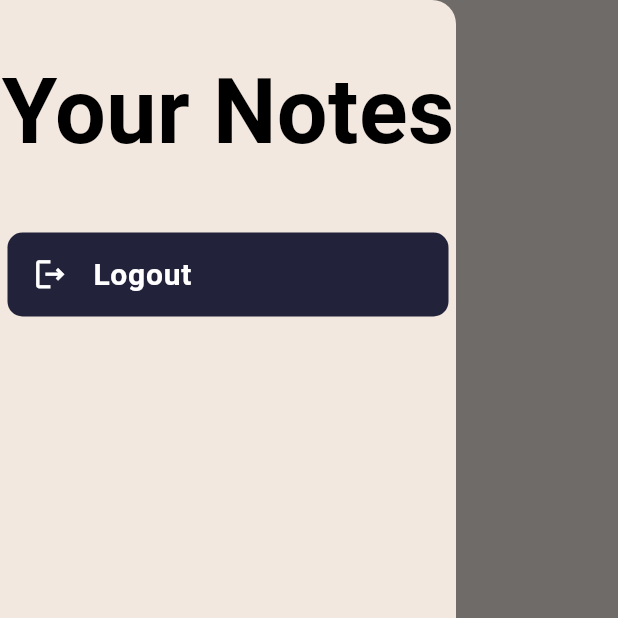
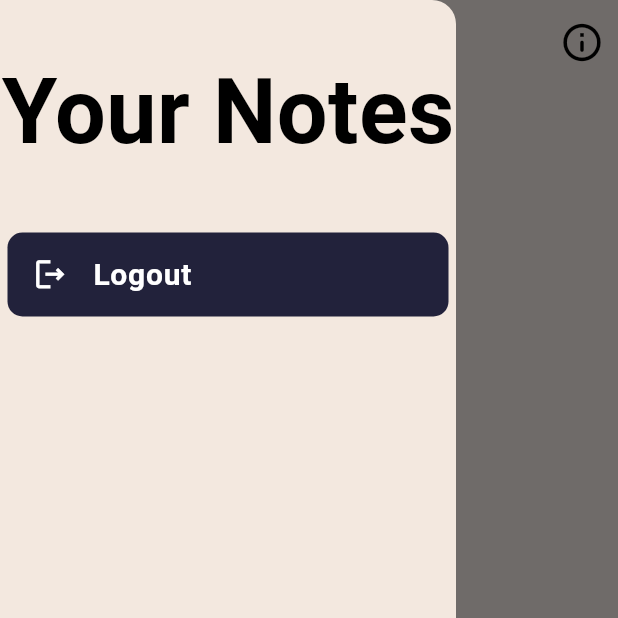
Before and after one commit to Devsonar19/My-Notes, a Flutter app: the NotesView screen opened directly, with the side drawer open, on a phone screen of 412 x 824 dp, the top half of it. Run offline on Flutter 3.47's test engine with Material 3 defaults, Android fonts, the phone set to English and light mode, and no system bars; our stand-ins replace bloc, cloud_firestore, equatable, firebase_auth, firebase_core, flutter_bloc and 3 more; accounts and stored records are empty.

Commit message:
added an info dialog

```diff
--- a/test_application/lib/views/notes/create_update_note_view.dart
+++ b/test_application/lib/views/notes/create_update_note_view.dart
@@ -150,7 +150,7 @@ class _CreateUpdateNoteViewState extends State<CreateUpdateNoteView> {
                   ),
                 );
                 default:
-                return const CircularProgressIndicator();
+                return Center(child: const CircularProgressIndicator());
             }
           },
       ),
--- a/test_application/lib/views/notes/notes_view.dart
+++ b/test_application/lib/views/notes/notes_view.dart
@@ -5,6 +5,7 @@ import 'package:hexcolor/hexcolor.dart';
 import 'package:test_application/services/cloud/cloud_note.dart';
 import 'package:test_application/services/cloud/firebase_cloud_storage.dart';
 import 'package:test_application/services/crud/notes_service.dart';
+import 'package:test_application/utilities/dialogs/basic_info.dart';
 import 'package:test_application/views/notes/notes_list_view.dart';
 
 import '../../constants/routes.dart';
@@ -44,6 +45,18 @@ class _NotesViewState extends State<NotesView> {
       backgroundColor: HexColor('f2e9e4'),
       appBar: AppBar(
         backgroundColor: HexColor('f2e9e4'),
+        actions: [
+          IconButton(
+              onPressed: ()async{
+                await basicInfoForDelete(context);
+              },
+              icon: Icon(
+                Icons.info_outline_rounded,
+                color: Colors.black,
+                size: 30,
+              )
+          ),
+        ],
       ),
       drawer: Drawer(
         backgroundColor: HexColor('F3E8DF'),
```
Also changed, not shown: test_application/lib/utilities/dialogs/basic_info.dart (added, +12 -0 lines).
